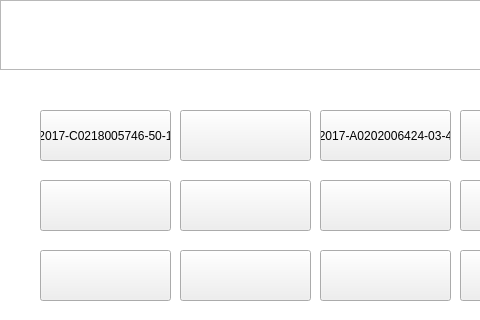
Old version of the form SmartCabinet/Device/devicesimulate.ui in the repository birdman1992/SmartCabinet; both pictures show x 0 to 480 and y 0 to 320 of the 640 by 480 pixel window.
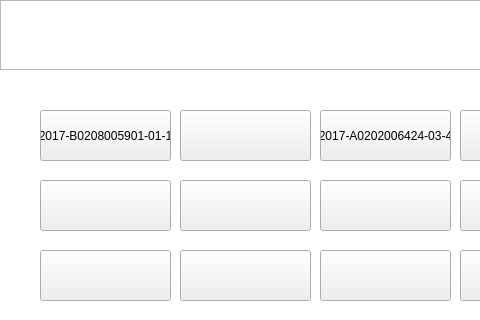
New version of the form.

```diff
--- a/SmartCabinet/Device/devicesimulate.ui
+++ b/SmartCabinet/Device/devicesimulate.ui
@@ -228,7 +228,7 @@
         <enum>Qt::NoFocus</enum>
        </property>
        <property name="text">
-        <string>2017-C0218005746-50-1</string>
+        <string>2017-B0208005901-01-1</string>
        </property>
       </widget>
       <widget class="QPushButton" name="pushButton_6">
```
